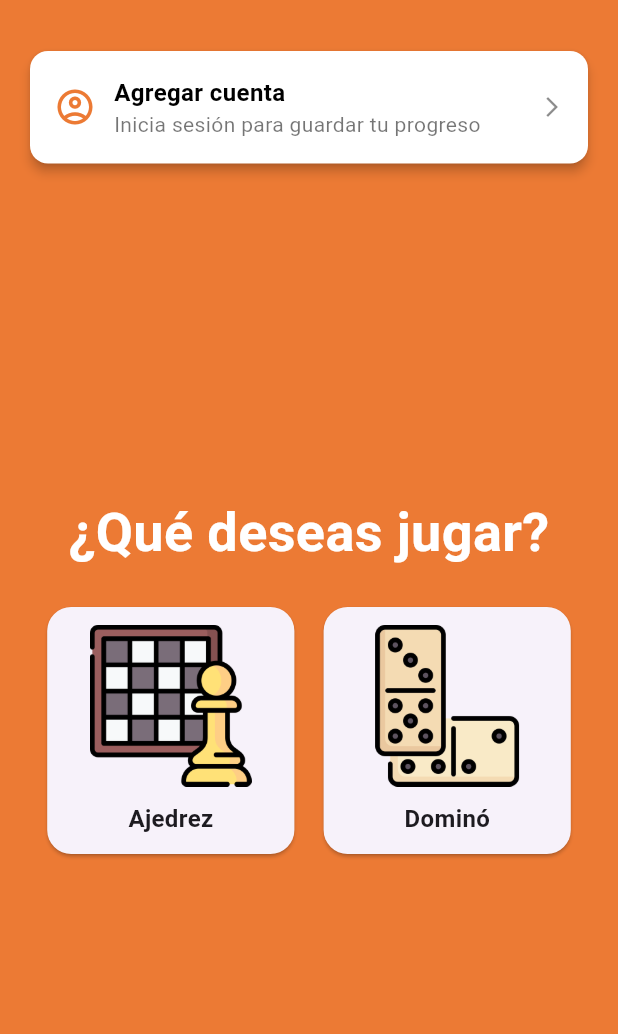
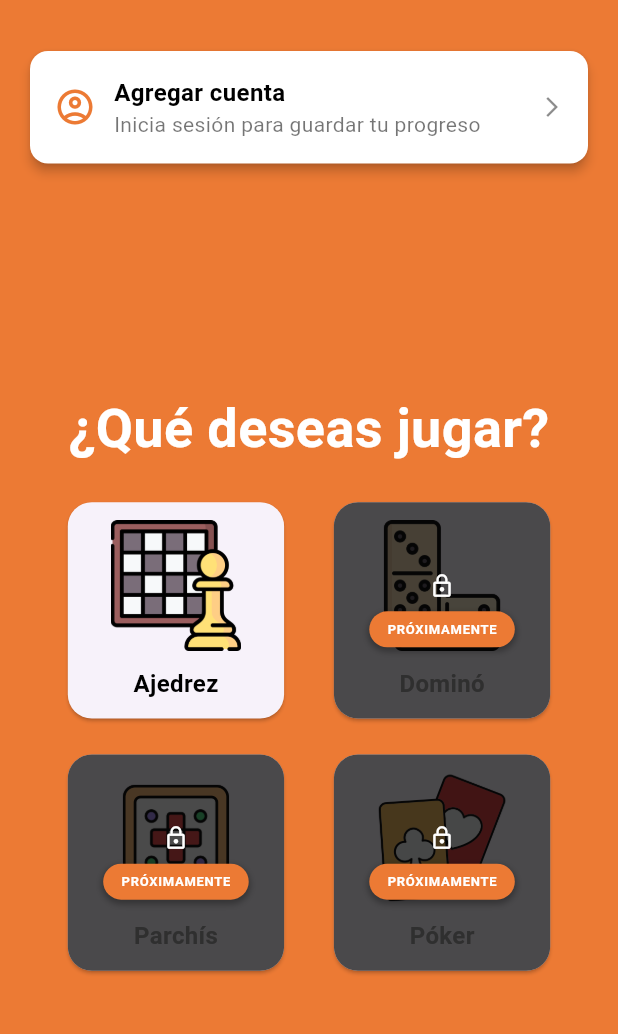
Before and after one commit to ghtdeveloper/tekoplay, a Flutter app: the screen it shows after launch, on a phone screen of 412 x 824 dp, the part 63-1097 px from its top. Run offline on Flutter 3.47's test engine with Material 3 defaults, Android fonts, the phone set to English and light mode, and no system bars; our stand-ins replace audioplayers, cloud_firestore, firebase_auth, firebase_core, firebase_messaging, firebase_storage and 8 more; missing offline and left inert: flutter_chess_board, flutter_facebook_auth, flutter_stockfish_plugin, pay; accounts and stored records are empty; generated files the repository leaves out were written again; network calls fail.

```diff
--- a/lib/features/games/chess/chess_tutorial_screen.dart
+++ b/lib/features/games/chess/chess_tutorial_screen.dart
@@ -2,7 +2,6 @@ import 'dart:ui' as ui;
 import 'package:flutter/material.dart';
 import 'package:flutter_chess_board/flutter_chess_board.dart';
 import '../../../generated/l10n.dart';
-import '../../adds/BannerAdWidget.dart';
 
 class ChessImmersiveTutorialScreen extends StatefulWidget {
   const ChessImmersiveTutorialScreen({super.key});
@@ -426,8 +425,6 @@ class _ChessImmersiveTutorialScreenState
 
     return Column(
       children: [
-        const BannerAdWidget(),
-
         Container(
           padding: const EdgeInsets.all(16),
           child: Column(
@@ -607,8 +604,6 @@ class _ChessImmersiveTutorialScreenState
             ],
           ),
         ),
-
-        const BannerAdWidget(),
       ],
     );
   }
--- a/lib/features/home/home_screen.dart
+++ b/lib/features/home/home_screen.dart
@@ -236,7 +236,6 @@ class _MainScreenState extends State<MainScreen> with WidgetsBindingObserver {
       );
     });
   }
-
 
   void _showEmailVerificationDialog(BuildContext context) {
     _isEmailVerificationDialogOpen = true;
@@ -1031,7 +1030,7 @@ class _MainScreenState extends State<MainScreen> with WidgetsBindingObserver {
   @override
   Widget build(BuildContext context) {
     final screenWidth = MediaQuery.of(context).size.width;
-    final cardSize = screenWidth * 0.4;
+    final cardSize = (screenWidth * 0.35).clamp(120.0, 160.0);
 
     return Scaffold(
       backgroundColor: const Color(0xFFEC7A34),
@@ -1195,12 +1194,20 @@ class _MainScreenState extends State<MainScreen> with WidgetsBindingObserver {
                       ),
                       textAlign: TextAlign.center,
                     ),
-                    const SizedBox(height: 12),
-                    SizedBox(
-                      height: cardSize + 24,
-                      child: Row(
+                    const SizedBox(height: 20),
+                    Container(
+                      constraints: BoxConstraints(
+                        maxWidth: screenWidth - 32,
+                        maxHeight: (cardSize * 2) + 40,
+                      ),
+                      child: Column(
+                        mainAxisSize: MainAxisSize.min,
+                        children: [
+                          // Primera fila
+                          Row(
                             mainAxisAlignment: MainAxisAlignment.spaceEvenly,
                             children: [
+                              // Ajedrez - Habilitado
                               GameCard(
                                 imagePath: 'assets/images/chess.png',
                                 title: S.of(context).chess,
@@ -1208,14 +1215,42 @@ class _MainScreenState extends State<MainScreen> with WidgetsBindingObserver {
                                   _showGameTypeDialog(context, S.of(context).chess);
                                 },
                                 size: cardSize,
+                                isEnabled: true,
                               ),
+                              // Dominó - Deshabilitado
                               GameCard(
                                 imagePath: 'assets/images/domino.png',
                                 title: S.of(context).domino,
                                 onTap: () {
-                              _showGameTypeDialog(context, S.of(context).domino);
                                 },
                                 size: cardSize,
+                                isEnabled: false,
+                              ),
+                            ],
+                          ),
+                          const SizedBox(height: 16),
+                          // Segunda fila
+                          Row(
+                            mainAxisAlignment: MainAxisAlignment.spaceEvenly,
+                            children: [
+                              GameCard(
+                                imagePath: 'assets/images/parchis.png',
+                                title: S.of(context).parchisShort,
+                                onTap: () {
+                                },
+                                size: cardSize,
+                                isEnabled: false,
+                              ),
+                              // Poker - Deshabilitado
+                              GameCard(
+                                imagePath: 'assets/images/poker.png',
+                                title: S.of(context).poker,
+                                onTap: () {
+                                },
+                                size: cardSize,
+                                isEnabled: false,
+                              ),
+                            ],
                           ),
                         ],
                       ),
@@ -1237,6 +1272,7 @@ class GameCard extends StatelessWidget {
   final String title;
   final VoidCallback onTap;
   final double size;
+  final bool isEnabled;
 
   const GameCard({
     super.key,
@@ -1244,12 +1280,15 @@ class GameCard extends StatelessWidget {
     required this.title,
     required this.onTap,
     required this.size,
+    this.isEnabled = true,
   });
 
   @override
   Widget build(BuildContext context) {
-    return InkWell(
-      onTap: onTap,
+    return Stack(
+      children: [
+        InkWell(
+          onTap: isEnabled ? onTap : null,
           borderRadius: BorderRadius.circular(16),
           child: Card(
             shape: RoundedRectangleBorder(borderRadius: BorderRadius.circular(16)),
@@ -1260,19 +1299,74 @@ class GameCard extends StatelessWidget {
               child: Column(
                 mainAxisAlignment: MainAxisAlignment.center,
                 children: [
-              Expanded(child: Image.asset(imagePath, fit: BoxFit.contain)),
+                  Expanded(
+                    child: Image.asset(
+                      imagePath,
+                      fit: BoxFit.contain,
+                      color: isEnabled ? null : Colors.grey.withValues(alpha: 0.1),
+                      colorBlendMode: isEnabled ? null : BlendMode.srcATop,
+                    ),
+                  ),
                   const SizedBox(height: 10),
                   Text(
                     title,
-                style: const TextStyle(
+                    style: TextStyle(
                       fontWeight: FontWeight.bold,
                       fontSize: 16,
+                      color: isEnabled ? Colors.black : Colors.grey,
                     ),
                   ),
                 ],
               ),
             ),
           ),
+        ),
+        if (!isEnabled)
+          Container(
+            width: size,
+            height: size,
+            margin: const EdgeInsets.all(4),
+            decoration: BoxDecoration(
+              color: Colors.black.withValues(alpha: 0.70),
+              borderRadius: BorderRadius.circular(16),
+            ),
+            child: Column(
+              mainAxisAlignment: MainAxisAlignment.center,
+              children: [
+                Icon(
+                  Icons.lock_outline,
+                  color: Colors.white,
+                  size: size * 0.12,
+                ),
+                const SizedBox(height: 8),
+                Container(
+                  padding: const EdgeInsets.symmetric(horizontal: 12, vertical: 6),
+                  decoration: BoxDecoration(
+                    color: const Color(0xFFEC7A34),
+                    borderRadius: BorderRadius.circular(20),
+                    boxShadow: [
+                      BoxShadow(
+                        color: Colors.black.withValues(alpha: 0.3),
+                        spreadRadius: 1,
+                        blurRadius: 3,
+                        offset: const Offset(0, 2),
+                      ),
+                    ],
+                  ),
+                  child: Text(
+                    S.of(context).comingSoon,
+                    style: TextStyle(
+                      color: Colors.white,
+                      fontSize: size * 0.06,
+                      fontWeight: FontWeight.bold,
+                      letterSpacing: 0.5,
+                    ),
+                  ),
+                ),
+              ],
+            ),
+          ),
+      ],
     );
   }
 }
--- a/lib/l10n/intl_en.arb
+++ b/lib/l10n/intl_en.arb
@@ -321,7 +321,12 @@
   "selectPieceToLearn": "Select a piece to learn:",
   "exercise": "exercise",
   "reset": "Reset",
-  "tutorialShort": "Tutorial"
+  "tutorialShort": "Tutorial",
+  "poker": "Poker",
+  "parchisShort": "Ludo",
+  "comingSoon": "COMING SOON"
+
+
 
 
 
--- a/lib/l10n/intl_es.arb
+++ b/lib/l10n/intl_es.arb
@@ -321,7 +321,13 @@
   "selectPieceToLearn": "Selecciona una pieza para aprender:",
   "exercise": "ejercicio",
   "reset": "Reiniciar",
-  "tutorialShort": "Tutorial"
+  "tutorialShort": "Tutorial",
+  "poker": "Póker",
+  "parchisShort": "Parchís",
+  "comingSoon": "PRÓXIMAMENTE"
+
+
+
 
 
 
--- a/lib/l10n/intl_fr.arb
+++ b/lib/l10n/intl_fr.arb
@@ -319,7 +319,13 @@
   "selectPieceToLearn": "Sélectionnez une pièce pour apprendre :",
   "exercise": "exercice",
   "reset": "Réinitialiser",
-  "tutorialShort": "Tutoriel"
+  "tutorialShort": "Tutoriel",
+  "poker": "Poker",
+  "parchisShort": "Jeu de ludo",
+  "comingSoon": "BIENTÔT DISPONIBLE"
+
+
+
 
 
 
--- a/pubspec.yaml
+++ b/pubspec.yaml
@@ -64,6 +64,8 @@ flutter:
     - assets/images/splash_tekoplay.png
     - assets/images/chess.png
     - assets/images/domino.png
+    - assets/images/parchis.png
+    - assets/images/poker.png
     - assets/images/coin.png
     - assets/audio/background_music.mp3
     - assets/images/icon_lessons.png
```
Also changed, not shown: assets/images/parchis.png (added), assets/images/poker.png (added). Lines whose indentation alone changed are shown as unchanged.
